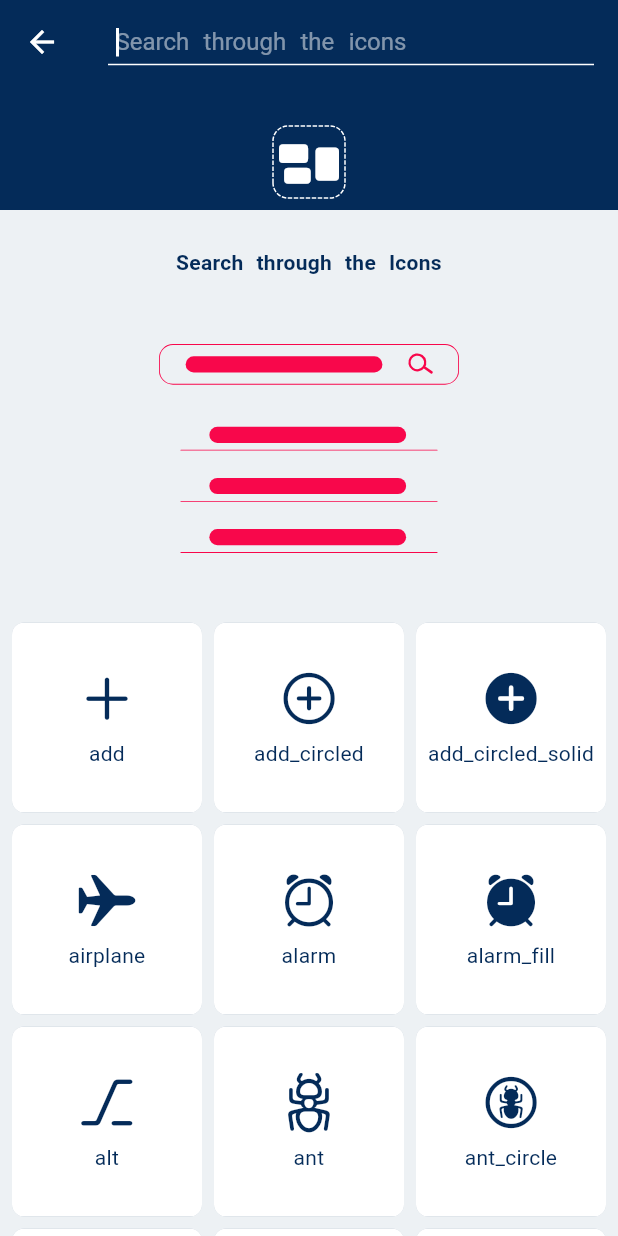
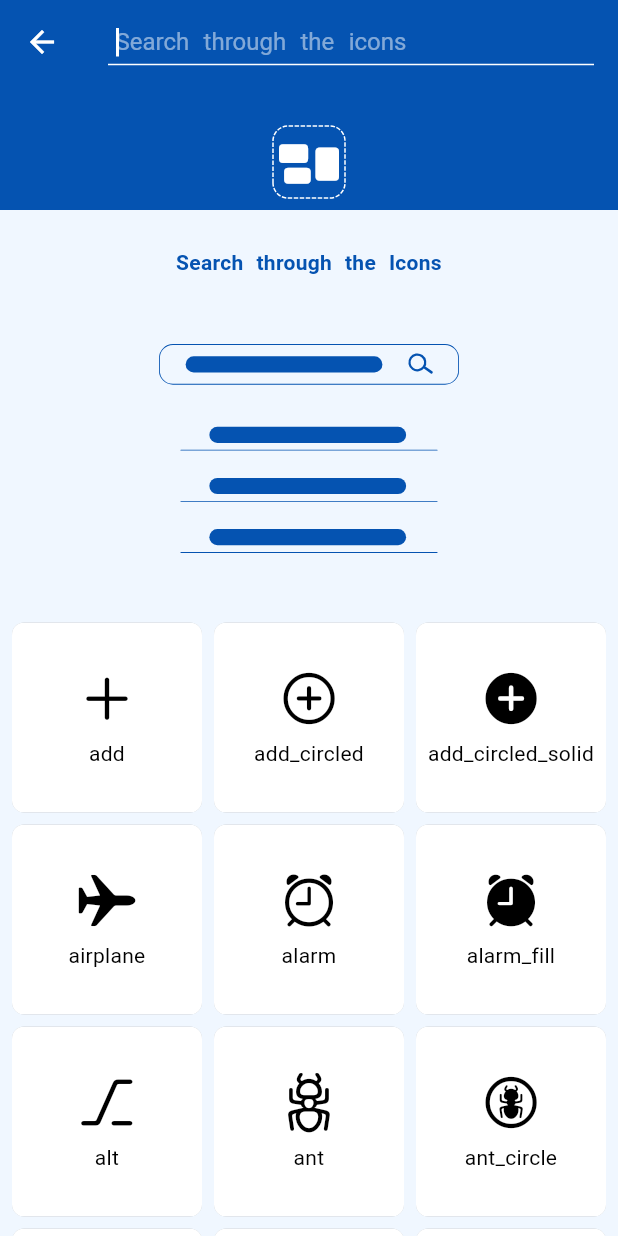
Before and after one commit to capps096github/cupertino_icons_gallery, a Flutter app: the screen it shows after launch, after a tap on "Search through the Icons", on a phone screen of 412 x 824 dp. Run offline on Flutter 3.47's test engine with Material 2 defaults, Android fonts, the phone set to English and light mode, and no system bars; drawn by our look-alikes of animated_text_kit, dotted_border, substring_highlight; our stand-ins replace firebase_core, flutter_riverpod, flutter_svg, go_router, google_fonts, hive and 2 more; missing offline and left inert: draggable_scrollbar, flextras; accounts and stored records are empty; Roboto replaces fonts that are missing (Assistant, Spartan); statements that could not run were skipped.

Commit message:
Cupertino Icons now set

```diff
--- a/lib/icons/details/details_appbar.dart
+++ b/lib/icons/details/details_appbar.dart
@@ -10,7 +10,7 @@ AppBar detailsAppbar() {
       padding: const EdgeInsets.all(8.0),
       child: Container(
         decoration: BoxDecoration(
-          color: detailsColor,
+          color: galleryPink,
           borderRadius: BorderRadius.circular(8),
         ),
         child: Consumer(builder: (context, ref, _) {
--- a/lib/icons/details/icon_code_snippet.dart
+++ b/lib/icons/details/icon_code_snippet.dart
@@ -24,7 +24,7 @@ class IconCodeSnippet extends StatelessWidget {
           padding: const EdgeInsets.all(8.0),
           width: double.infinity,
           decoration: BoxDecoration(
-            color: detailsColor,
+            color: detailsColor.withOpacity(.4),
             borderRadius: BorderRadius.circular(6),
           ),
           child: SelectableText(
@@ -55,6 +55,7 @@ class CopyIcon extends StatelessWidget {
     final snackBar = copyIconSnackbar(context);
 
     return IconButton(
+      tooltip: "Copy to clipboard",
       icon: const Icon(Icons.content_copy, color: detailsTextColor),
       onPressed: () async {
         // copy the code snippet to the clipboard
@@ -69,7 +70,7 @@ class CopyIcon extends StatelessWidget {
   ///Snack bar for feedback after saving
   SnackBar copyIconSnackbar(BuildContext context) {
     return SnackBar(
-      backgroundColor: galleryBlue,
+      backgroundColor: galleryPink,
       margin: const EdgeInsets.all(4),
       shape: RoundedRectangleBorder(
         borderRadius: BorderRadius.circular(8),
--- a/lib/icons/details/icon_details.dart
+++ b/lib/icons/details/icon_details.dart
@@ -13,7 +13,8 @@ class IconDetails extends ConsumerWidget {
     final selectedGalleryIcon =
         ref.watch(selectedGalleryIconProvider.state).state;
 
-    final largeCodeSnippet = '''
+    final largeCodeSnippet =
+        '''
 Icon(
   CupertinoIcons.${selectedGalleryIcon.name},
 ),
@@ -31,8 +32,8 @@ Icon(
           children: [
             Container(
               padding: const EdgeInsets.all(15.0),
-              decoration: const BoxDecoration(
-                color: detailsColor,
+              decoration: BoxDecoration(
+                color: detailsColor.withOpacity(.3),
                 shape: BoxShape.circle,
               ),
               child: Icon(
--- a/lib/icons/filter/filter_rail.dart
+++ b/lib/icons/filter/filter_rail.dart
@@ -90,7 +90,7 @@ class CurrentFilter extends ConsumerWidget {
     return Container(
       width: double.infinity,
       decoration: BoxDecoration(
-        color: galleryBlue,
+        color: galleryPink,
         borderRadius: BorderRadius.circular(8),
       ),
       margin: const EdgeInsets.all(2.0),
--- a/lib/icons/filter/filter_rail_item.dart
+++ b/lib/icons/filter/filter_rail_item.dart
@@ -38,7 +38,7 @@ class FilterRailItem extends ConsumerWidget {
     bool isSelected = (selectedFilterIndex == filterIndex);
 
     const iconColor = galleryWhite;
-    final backgroundColor = isSelected ? galleryBlue : galleryTransparent;
+    final backgroundColor = isSelected ? galleryPink : galleryTransparent;
 
 // text style for the rail item
     final railTextStyle = GoogleFonts.spartan(
@@ -47,30 +47,36 @@ class FilterRailItem extends ConsumerWidget {
       color: iconColor,
     );
 
-    return AnimatedContainer(
-      duration: quarterSeconds,
+    return Padding(
+      padding: const EdgeInsets.all(2.0),
+      child: Material(
+        color: backgroundColor,
         clipBehavior: Clip.antiAlias,
+        borderRadius: BorderRadius.circular(8),
+        child: Tooltip(
+          message: tooltip,
+          textStyle: const TextStyle(color: iconColor),
+          decoration: BoxDecoration(
+            color: galleryPink,
+            borderRadius: BorderRadius.circular(6),
+          ),
+          child: InkWell(
+            splashColor: textColor,
+            borderRadius: BorderRadius.circular(6),
+            onTap: () {
+              ref.watch(selectedFilterIndexProvider.notifier).state =
+                  filterIndex;
+
+              // reset the selected icon index too
+              ref.watch(selectedIconIndexProvider.notifier).state = -1;
+            },
+            child: Ink(
               decoration: BoxDecoration(
                 color: backgroundColor,
                 borderRadius: BorderRadius.circular(8),
               ),
-      margin: const EdgeInsets.all(2.0),
+              child: Padding(
                 padding: const EdgeInsets.all(16.0),
-      child: Tooltip(
-        message: tooltip,
-        textStyle: const TextStyle(color: iconColor),
-        decoration: BoxDecoration(
-          color: galleryBlue,
-          borderRadius: BorderRadius.circular(4),
-        ),
-        child: InkWell(
-          borderRadius: BorderRadius.circular(6),
-          onTap: () {
-            ref.watch(selectedFilterIndexProvider.notifier).state = filterIndex;
-
-            // reset the selected icon index too
-            ref.watch(selectedIconIndexProvider.notifier).state = -1;
-          },
                 child: Text(
                   filterAlphabet,
                   textAlign: TextAlign.center,
@@ -79,6 +85,9 @@ class FilterRailItem extends ConsumerWidget {
                 ),
               ),
             ),
+          ),
+        ),
+      ),
     );
   }
 }
--- a/lib/icons/grid/grid_intro.dart
+++ b/lib/icons/grid/grid_intro.dart
@@ -20,7 +20,7 @@ class IconGridIntro extends StatelessWidget {
 
             const SectionTitle(
               sectionText: "In the Gallery",
-              backgroundColor: galleryBlue,
+              backgroundColor: galleryBlack,
             ),
 
             // title
@@ -54,7 +54,7 @@ class IconGridIntro extends StatelessWidget {
                         style: const TextStyle(
                           fontSize: 20,
                           fontWeight: FontWeight.bold,
-                          color: galleryBlue,
+                          color: galleryBlack,
                         ),
                       ),
                       const TextSpan(
@@ -70,7 +70,7 @@ class IconGridIntro extends StatelessWidget {
 
             const SectionTitle(
               sectionText: "Keynote",
-              backgroundColor: galleryBlue,
+              backgroundColor: galleryBlack,
             ),
 
             // subtitle
@@ -165,7 +165,7 @@ class IconGridIntro extends StatelessWidget {
 
             const SectionTitle(
               sectionText: "Icons",
-              backgroundColor: galleryBlue,
+              backgroundColor: galleryBlack,
             ),
           ],
         ),
--- a/lib/icons/grid/icon_tile.dart
+++ b/lib/icons/grid/icon_tile.dart
@@ -65,7 +65,7 @@ class _IconTileState extends State<IconTile> {
       final isSelected = (selectedIconIndex == widget.pointsIndex);
 
       final iconTextColor = isSelected ? galleryWhite : galleryBlack;
-      final selectedColor = isSelected ? galleryBlue : galleryWhite;
+      final selectedColor = isSelected ? galleryColor : galleryWhite;
 
       return AnimatedSwitcher(
         duration: oneSecond,
--- a/lib/icons/icons_rail.dart
+++ b/lib/icons/icons_rail.dart
@@ -23,12 +23,6 @@ class IconsRail extends ConsumerWidget {
       width: showDetails ? iconDetailsWidth : 0,
       decoration: const BoxDecoration(
         color: galleryColor,
-        border: Border(
-          left: BorderSide(
-            width: .25,
-            color: galleryWhite,
-          ),
-        ),
       ),
 
       // this here is to prevent overflow errors when opening up the side bar
--- a/lib/icons/search/ui/perform_search.dart
+++ b/lib/icons/search/ui/perform_search.dart
@@ -33,7 +33,7 @@ class PerformSearch extends ConsumerWidget {
                         "images/search.svg",
                         height: svgImageSize,
                         width: svgImageSize,
-                        color: galleryPink,
+                        color: galleryColor,
                       ),
                     ],
                   ),
--- a/lib/routes/gallery_router.dart
+++ b/lib/routes/gallery_router.dart
@@ -2,31 +2,12 @@
 import '../gallery_exporter.dart';
 
 // TODO: Add firebase analytics into the app for tracking purposes on Number of Users.
-
 
 final galleryRouterProvider = GoRouter(
   routes: [
     GoRoute(
       path: '/',
       builder: (context, state) => const GalleryConnect(),
-      routes: [
-        // ? ----- Repository -----
-        GoRoute(
-          name: 'icon',
-          path: 'icon/:name',
-          builder: (context, state) {
-            // final iconName = state.params['name']!;
-
-            // // use state.queryParams to get search query from query parameter
-            // final idString = state.queryParams['id']!;
-            // final repoId = int.parse(idString);
-
-            return const SizedBox();
-
-            // return IconDetails(githubRepoId: repoId, githubRepoName: repoName);
-          },
-        ),
-      ],
     ),
   ],
 
--- a/lib/theme/colors.dart
+++ b/lib/theme/colors.dart
@@ -6,10 +6,14 @@ import '../gallery_exporter.dart';
 // gallery color
 // const galleryColor = galleryBlue;
 // const galleryColor = Color(0xFF000000);
-const galleryColor = Color(0xFF042B59);
+// const galleryColor = Color(0xFF042B59);
+const galleryColor = Color(0xFF0553B1);
+
+const galleryColorDark = Color(0xFF042B59);
 
 // gallery background
-const galleryBackground = Color(0xFFEDF1F4);
+// const galleryBackground = Color(0xFFF8FAFC);
+const galleryBackground = Color(0xFFF0F7FF);
 
 // white
 const galleryWhite = Color(0xFFFFFFFF);
@@ -23,16 +27,13 @@ const galleryTransparent = Color(0x00000000);
 // pink
 const galleryPink = Color(0xFFF8074B);
 
-// blue
-// const galleryBlue = Color(0xFF0000FF);
-// const galleryBlue = Color(0xFF2962FF);
-const galleryBlue = Color(0xFF0553B1);
-
 // black
-const galleryBlack = galleryColor;
+const galleryBlack = Color(0xFF000000);
 
 // -------- Icon Details -------------
-// const detailsColor = galleryColor;
-const detailsColor = galleryBlue;
+const detailsColor = galleryColorDark;
+// const detailsColor = galleryBlue;
+// const detailsColor = Color(0xFF042B59);
+// const detailsColor = galleryBlack;
 
 const detailsTextColor = galleryWhite;
--- a/lib/theme/theme.dart
+++ b/lib/theme/theme.dart
@@ -31,9 +31,9 @@ ThemeData _buildgalleryTheme() {
     ),
     //* -- text themes
     textTheme: _buildgalleryTextTheme(base: galleryBaseTheme.textTheme),
-    textSelectionTheme: TextSelectionThemeData(
-      selectionColor: galleryColor.withOpacity(.25),
-      cursorColor: galleryColor,
+    textSelectionTheme: const TextSelectionThemeData(
+      selectionColor: galleryPink,
+      cursorColor: galleryPink,
     ),
 
     //* -- Visual Density
@@ -52,8 +52,8 @@ ThemeData _buildgalleryTheme() {
     tooltipTheme: TooltipThemeData(
       textStyle: const TextStyle(color: galleryWhite),
       decoration: BoxDecoration(
-        color: galleryColor,
-        borderRadius: BorderRadius.circular(6),
+        color: galleryPink,
+        borderRadius: BorderRadius.circular(4),
       ),
     ),
     //* -- text button
--- a/lib/ui/link_textspan.dart
+++ b/lib/ui/link_textspan.dart
@@ -7,7 +7,7 @@ import '../gallery_exporter.dart';
 TextSpan linkTextSpan({
   required String text,
   required String link,
-  Color linkColor = galleryBlue,
+  Color linkColor = galleryColor,
 }) {
   return TextSpan(
     text: text,
@@ -15,7 +15,7 @@ TextSpan linkTextSpan({
       ..onTap = () async {
         await linkLauncher(link);
       },
-    style:  TextStyle(
+    style: TextStyle(
       color: linkColor,
       fontWeight: FontWeight.bold,
       decoration: TextDecoration.underline,
```
Also changed, not shown: lib/main.dart (line endings or trailing spaces), pubspec.lock, 1 other file. Lines whose indentation alone changed are shown as unchanged.
